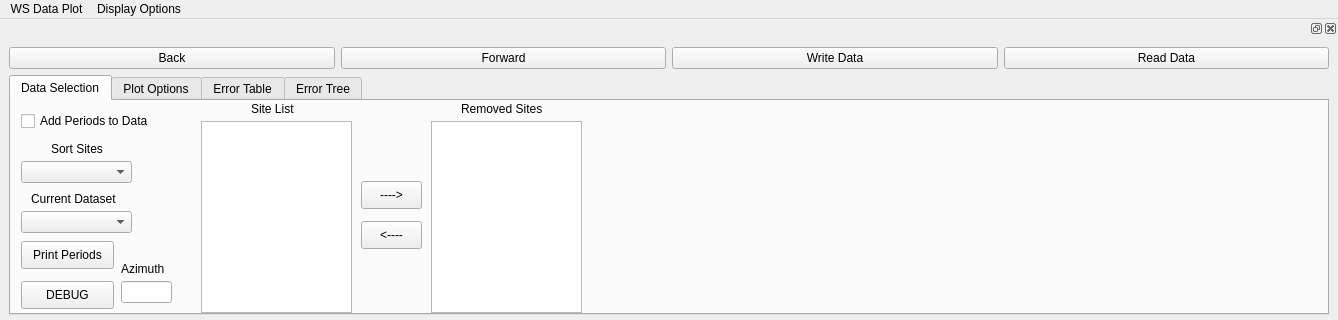
Above: DataGUI/data_plot.ui from eroots/pyMT before the change; both pictures show x 0 to 1338 and y 0 to 320 of the 1338 by 847 pixel window. Below: the same form after it.
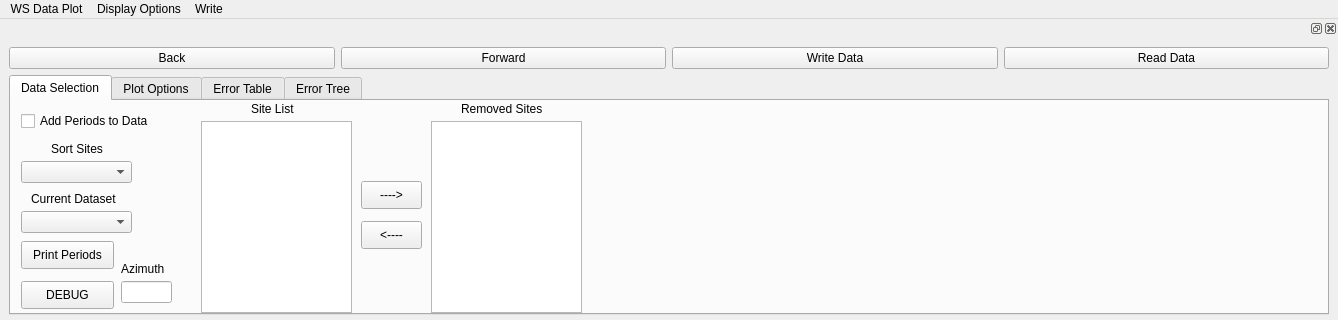
That is the form after the change. The open tabs and pages were chosen to show the change.

Diff of the .ui file:
```diff
--- a/DataGUI/data_plot.ui
+++ b/DataGUI/data_plot.ui
@@ -65,8 +65,17 @@
      <string>Display Options</string>
     </property>
    </widget>
+   <widget class="QMenu" name="menuWrite">
+    <property name="title">
+     <string>Write</string>
+    </property>
+    <addaction name="separator"/>
+    <addaction name="actionList_File"/>
+    <addaction name="actionData_File"/>
+   </widget>
    <addaction name="menuWS_Data_Plot"/>
    <addaction name="menuDisplay_Options"/>
+   <addaction name="menuWrite"/>
   </widget>
   <widget class="QStatusBar" name="statusbar"/>
   <widget class="QDockWidget" name="dock">
```
Left out of the diff: 12 changed lines with no effect on the pictures.
